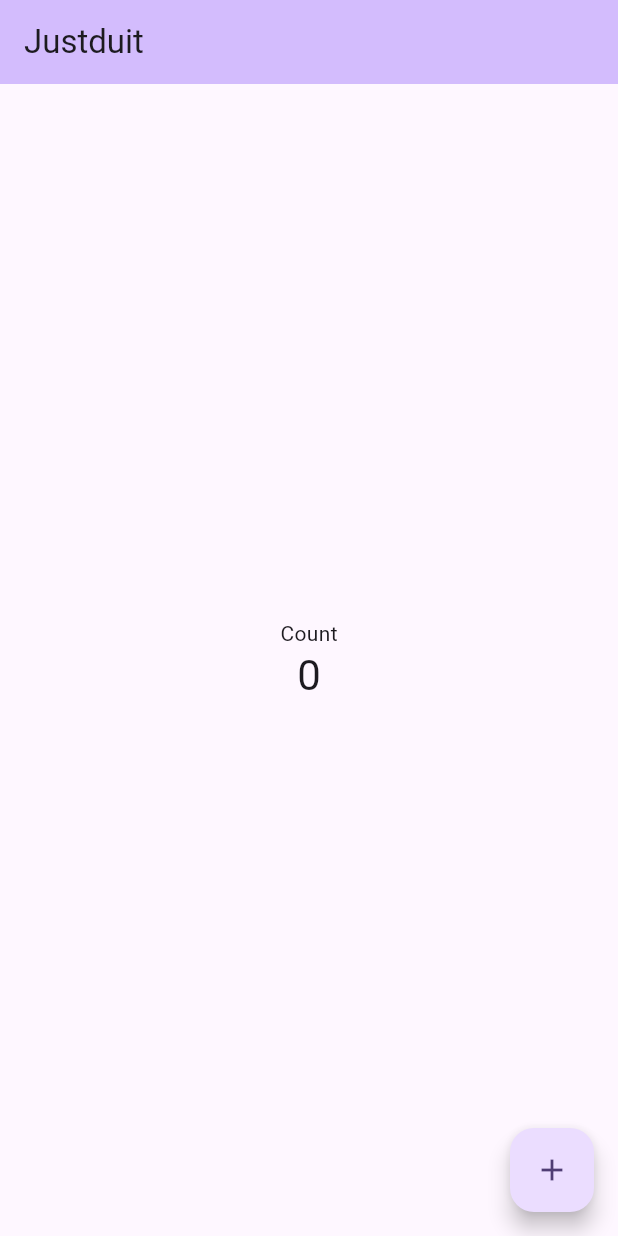
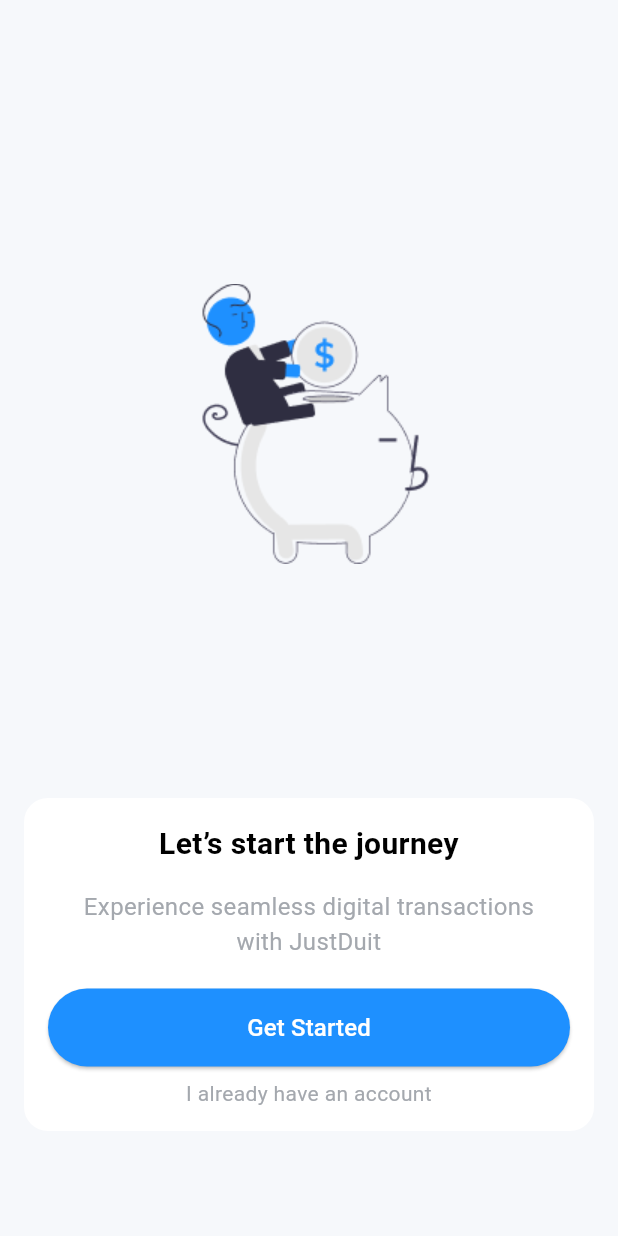
Before and after one commit to bayutiar0333/2117051071-advanced-mobile, a Flutter app: the screen it shows after launch, on a phone screen of 412 x 824 dp. Run offline on Flutter 3.47's test engine with Material 2 defaults, Android fonts, the phone set to English and light mode, and no system bars; Roboto replaces fonts that are missing (Poppins-Reguler).

Commit message:
basic-widget

```diff
--- a/lib/main.dart
+++ b/lib/main.dart
@@ -1,4 +1,5 @@
 import 'package:flutter/material.dart';
+import 'package:justduit/screens/onboarding_screen.dart';
 
 void main() {
   runApp(const MyApp());
@@ -11,6 +12,7 @@ class MyApp extends StatelessWidget {
   @override
   Widget build(BuildContext context) {
     return MaterialApp(
+      debugShowCheckedModeBanner: false,
       title: 'Flutter Demo',
       theme: ThemeData(
         // This is the theme of your application.
@@ -31,95 +33,14 @@ class MyApp extends StatelessWidget {
         colorScheme: ColorScheme.fromSeed(seedColor: Colors.deepPurple),
         useMaterial3: true,
       ),
-      home: const MyHomePage(title: 'Justduit'),
+      home: const Onboardingscreen(),
+      //   home: Scaffold(a
+      //     body: Center(
+      //       child: Text("Test"),
+      //     ),
+      //   ),
+      // );
+      // }
     );
   }
 }
-
-class MyHomePage extends StatefulWidget {
-  const MyHomePage({super.key, required this.title});
-
-  // This widget is the home page of your application. It is stateful, meaning
-  // that it has a State object (defined below) that contains fields that affect
-  // how it looks.
-
-  // This class is the configuration for the state. It holds the values (in this
-  // case the title) provided by the parent (in this case the App widget) and
-  // used by the build method of the State. Fields in a Widget subclass are
-  // always marked "final".
-
-  final String title;
-
-  @override
-  State<MyHomePage> createState() => _MyHomePageState();
-}
-
-class _MyHomePageState extends State<MyHomePage> {
-  int _counter = 0;
-
-  void _incrementCounter() {
-    setState(() {
-      // This call to setState tells the Flutter framework that something has
-      // changed in this State, which causes it to rerun the build method below
-      // so that the display can reflect the updated values. If we changed
-      // _counter without calling setState(), then the build method would not be
-      // called again, and so nothing would appear to happen.
-      _counter++;
-    });
-  }
-
-  @override
-  Widget build(BuildContext context) {
-    // This method is rerun every time setState is called, for instance as done
-    // by the _incrementCounter method above.
-    //
-    // The Flutter framework has been optimized to make rerunning build methods
-    // fast, so that you can just rebuild anything that needs updating rather
-    // than having to individually change instances of widgets.
-    return Scaffold(
-      appBar: AppBar(
-        // TRY THIS: Try changing the color here to a specific color (to
-        // Colors.amber, perhaps?) and trigger a hot reload to see the AppBar
-        // change color while the other colors stay the same.
-        backgroundColor: Theme.of(context).colorScheme.inversePrimary,
-        // Here we take the value from the MyHomePage object that was created by
-        // the App.build method, and use it to set our appbar title.
-        title: Text(widget.title),
-      ),
-      body: Center(
-        // Center is a layout widget. It takes a single child and positions it
-        // in the middle of the parent.
-        child: Column(
-          // Column is also a layout widget. It takes a list of children and
-          // arranges them vertically. By default, it sizes itself to fit its
-          // children horizontally, and tries to be as tall as its parent.
-          //
-          // Column has various properties to control how it sizes itself and
-          // how it positions its children. Here we use mainAxisAlignment to
-          // center the children vertically; the main axis here is the vertical
-          // axis because Columns are vertical (the cross axis would be
-          // horizontal).
-          //
-          // TRY THIS: Invoke "debug painting" (choose the "Toggle Debug Paint"
-          // action in the IDE, or press "p" in the console), to see the
-          // wireframe for each widget.
-          mainAxisAlignment: MainAxisAlignment.center,
-          children: <Widget>[
-            const Text(
-              'Count',
-            ),
-            Text(
-              '$_counter',
-              style: Theme.of(context).textTheme.headlineMedium,
-            ),
-          ],
-        ),
-      ),
-      floatingActionButton: FloatingActionButton(
-        onPressed: _incrementCounter,
-        tooltip: 'Increment',
-        child: const Icon(Icons.add),
-      ), // This trailing comma makes auto-formatting nicer for build methods.
-    );
-  }
-}
--- /dev/null
+++ b/lib/screens/onboarding_screen.dart
@@ -0,0 +1,95 @@
+import 'package:flutter/material.dart';
+
+class Onboardingscreen extends StatelessWidget {
+  const Onboardingscreen({Key? key}) : super(key: key);
+
+  @override
+  Widget build(BuildContext context) {
+    return Scaffold(
+      backgroundColor: Color(0xFFF6F8FB),
+      body: Column(
+        children: [
+          Expanded(
+            child: Padding(
+              padding: const EdgeInsets.only(top: 103.0),
+              child: Image.asset("assets/images/shop.png"),
+            ),
+          ),
+          SafeArea(
+            child: Container(
+              width: double.infinity,
+              margin: const EdgeInsets.symmetric(horizontal: 16, vertical: 70),
+              decoration: BoxDecoration(
+                color: Colors.white,
+                borderRadius: BorderRadius.circular(16.0),
+              ),
+              child: Column(
+                children: [
+                  const Padding(
+                    padding: EdgeInsets.only(top: 16, bottom: 16),
+                    child: Text(
+                      "Let’s start the journey",
+                      style: TextStyle(
+                        fontSize: 20,
+                        fontFamily: 'Poppins-Reguler',
+                        fontWeight: FontWeight.bold,
+                        color: Colors.black,
+                      ),
+                      textAlign: TextAlign.center,
+                    ),
+                  ),
+                  const Padding(
+                    padding: EdgeInsets.only(right: 35, left: 35),
+                    child: Text(
+                      "Experience seamless digital transactions with JustDuit",
+                      style: TextStyle(
+                        fontSize: 16,
+                        fontFamily: 'Poppins-Reguler',
+                        color: Color(0XFFA4A8AE),
+                      ),
+                      textAlign: TextAlign.center,
+                    ),
+                  ),
+                  SizedBox(height: 20),
+                  Container(
+                    height: 52,
+                    width: double.infinity,
+                    padding: EdgeInsets.symmetric(horizontal: 16),
+                    child: ElevatedButton(
+                      style: ButtonStyle(
+                        backgroundColor:
+                            MaterialStateProperty.all<Color>(Color(0xFF1E90FF)),
+                        foregroundColor:
+                            MaterialStateProperty.all<Color>(Colors.white),
+                      ),
+                      onPressed: () {},
+                      child: Text(
+                        "Get Started",
+                        style: TextStyle(
+                          fontFamily: 'Poppins-Reguler',
+                          fontSize: 16,
+                        ),
+                      ),
+                    ),
+                  ),
+                  const Padding(
+                    padding: EdgeInsets.only(top: 8, bottom: 15),
+                    child: Text(
+                      "I already have an account",
+                      style: TextStyle(
+                        fontSize: 14,
+                        fontFamily: 'Poppins-Reguler',
+                        color: Color(0XFFA4A8AE),
+                      ),
+                      textAlign: TextAlign.center,
+                    ),
+                  ),
+                ],
+              ),
+            ),
+          ),
+        ],
+      ),
+    );
+  }
+}
```
Also changed, not shown: pubspec.yaml (+11 -13 lines), assets/fonts/Poppins-Regular.ttf (added), assets/fonts/Poppins.ttf (added), assets/images/shop.png (added).
